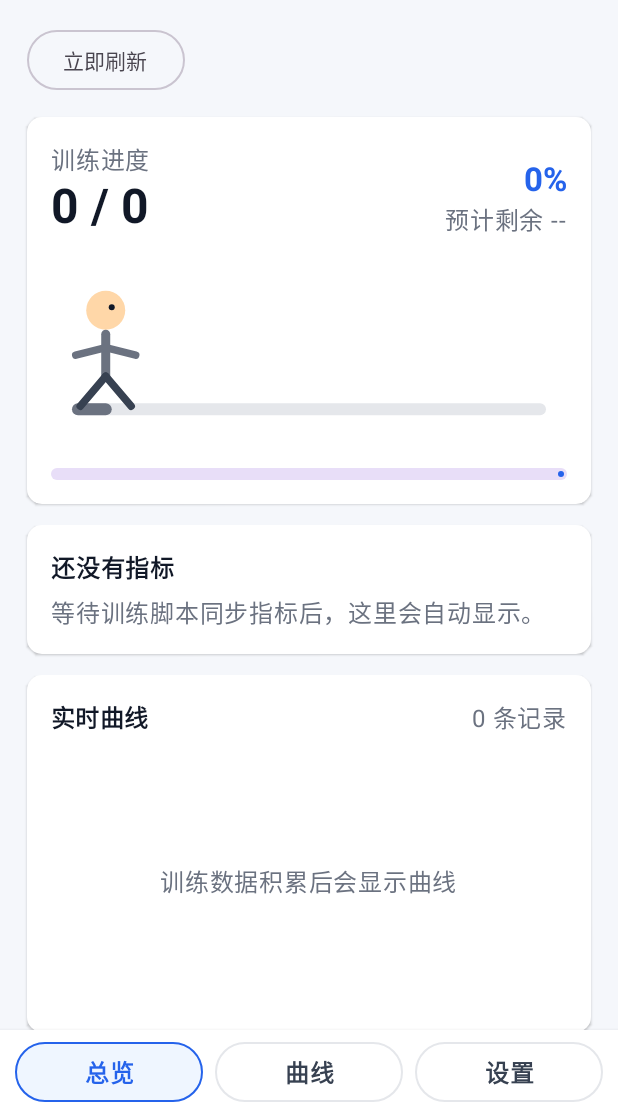
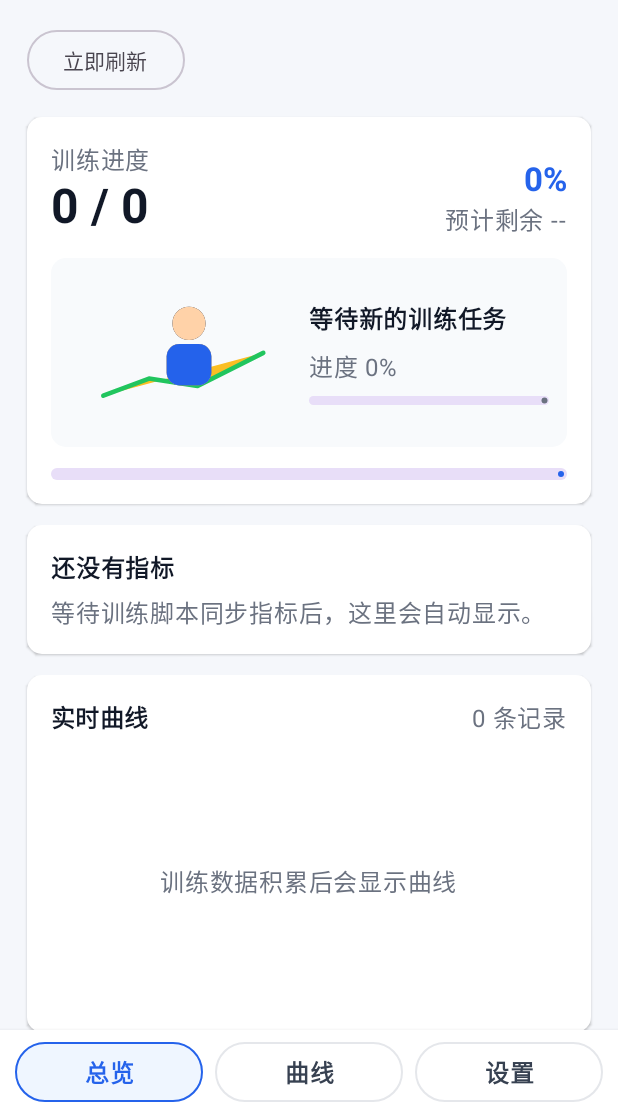
Before and after one commit to ZephYer8/training-monitor, an Android app built with Jetpack Compose: the screen it shows after launch (MainActivity), on a phone screen of 412 x 824 dp, the part 122-1236 px from its top. Run offline under Robolectric (Android 15) with nearby library versions, the phone set to English and light mode, and no system bars.

Commit message:
Improve Android visuals and app icon

```diff
--- a/android/app/build.gradle.kts
+++ b/android/app/build.gradle.kts
@@ -12,8 +12,8 @@ android {
         applicationId = "com.modeltest.monitor"
         minSdk = 26
         targetSdk = 35
-        versionCode = 3
-        versionName = "0.3.0"
+        versionCode = 4
+        versionName = "0.4.0"
     }
 
     buildFeatures {
@@ -36,6 +36,7 @@ dependencies {
     implementation("androidx.compose.material3:material3")
     implementation("androidx.compose.ui:ui")
     implementation("androidx.compose.ui:ui-tooling-preview")
+    implementation("com.airbnb.android:lottie-compose:6.7.1")
     implementation("com.squareup.okhttp3:okhttp:4.12.0")
     implementation("org.jetbrains.kotlinx:kotlinx-coroutines-android:1.9.0")
 
--- a/android/app/src/main/AndroidManifest.xml
+++ b/android/app/src/main/AndroidManifest.xml
@@ -4,7 +4,9 @@
     <uses-permission android:name="android.permission.INTERNET" />
 
     <application
+        android:icon="@mipmap/ic_launcher"
         android:label="@string/app_name"
+        android:roundIcon="@mipmap/ic_launcher_round"
         android:theme="@style/Theme.TrainingMonitor"
         android:usesCleartextTraffic="true">
         <activity
--- a/android/app/src/main/java/com/modeltest/monitor/MainActivity.kt
+++ b/android/app/src/main/java/com/modeltest/monitor/MainActivity.kt
@@ -60,6 +60,11 @@ import androidx.compose.ui.text.font.FontWeight
 import androidx.compose.ui.text.style.TextAlign
 import androidx.compose.ui.text.style.TextOverflow
 import androidx.compose.ui.unit.dp
+import com.airbnb.lottie.compose.LottieAnimation
+import com.airbnb.lottie.compose.LottieCompositionSpec
+import com.airbnb.lottie.compose.LottieConstants
+import com.airbnb.lottie.compose.animateLottieCompositionAsState
+import com.airbnb.lottie.compose.rememberLottieComposition
 import kotlinx.coroutines.Dispatchers
 import kotlinx.coroutines.delay
 import kotlinx.coroutines.launch
@@ -413,117 +418,64 @@ private fun ProgressHeroCard(status: TrainingStatus) {
 
 @Composable
 private fun TrainingBuddy(status: String, progress: Float, modifier: Modifier = Modifier) {
-    val transition = rememberInfiniteTransition(label = "buddy")
-    val motion by transition.animateFloat(
-        initialValue = -1f,
-        targetValue = 1f,
-        animationSpec = infiniteRepeatable(
-            animation = tween(durationMillis = 620),
-            repeatMode = RepeatMode.Reverse,
-        ),
-        label = "buddy-motion",
+    val composition by rememberLottieComposition(LottieCompositionSpec.RawRes(R.raw.training_buddy))
+    val animationProgress by animateLottieCompositionAsState(
+        composition = composition,
+        iterations = LottieConstants.IterateForever,
+        isPlaying = status == "training" || status == "idle",
     )
-    val mainColor = when (status) {
+    val accent = when (status) {
         "training" -> Color(0xFF2563EB)
         "finished" -> Color(0xFF16A34A)
         "error" -> Color(0xFFDC2626)
         else -> Color(0xFF6B7280)
     }
 
-    Canvas(modifier = modifier) {
-        val trackStart = 18.dp.toPx()
-        val trackEnd = size.width - 18.dp.toPx()
-        val groundY = size.height * 0.80f
-        val clampedProgress = progress.coerceIn(0f, 1f)
-        val x = trackStart + (trackEnd - trackStart) * clampedProgress.coerceAtLeast(0.06f)
-        val bounce = if (status == "training") abs(motion) * 8.dp.toPx() else 0f
-        val headY = groundY - 66.dp.toPx() - bounce
-        val bodyTop = Offset(x, headY + 16.dp.toPx())
-        val bodyBottom = Offset(x, headY + 44.dp.toPx())
-        val armSwing = if (status == "training") motion * 15.dp.toPx() else 0f
-        val legSwing = if (status == "training") motion * 18.dp.toPx() else 0f
-        val celebrate = status == "finished"
-
-        drawLine(
-            color = Color(0xFFE5E7EB),
-            start = Offset(trackStart, groundY),
-            end = Offset(trackEnd, groundY),
-            strokeWidth = 8.dp.toPx(),
-            cap = StrokeCap.Round,
-        )
-        drawLine(
-            color = mainColor,
-            start = Offset(trackStart, groundY),
-            end = Offset(x, groundY),
-            strokeWidth = 8.dp.toPx(),
-            cap = StrokeCap.Round,
-        )
-
-        drawCircle(
-            color = Color(0xFFFFD7A8),
-            radius = 13.dp.toPx(),
-            center = Offset(x, headY),
-        )
-        drawCircle(
-            color = Color(0xFF111827),
-            radius = 2.dp.toPx(),
-            center = Offset(x + 4.dp.toPx(), headY - 2.dp.toPx()),
-        )
-        drawLine(
-            color = mainColor,
-            start = bodyTop,
-            end = bodyBottom,
-            strokeWidth = 6.dp.toPx(),
-            cap = StrokeCap.Round,
-        )
-
-        val leftArmEnd = if (celebrate) {
-            Offset(x - 18.dp.toPx(), headY + 4.dp.toPx())
-        } else {
-            Offset(x - 20.dp.toPx(), headY + 30.dp.toPx() + armSwing)
-        }
-        val rightArmEnd = if (celebrate) {
-            Offset(x + 18.dp.toPx(), headY + 4.dp.toPx())
-        } else {
-            Offset(x + 20.dp.toPx(), headY + 30.dp.toPx() - armSwing)
-        }
-        drawLine(mainColor, Offset(x, headY + 25.dp.toPx()), leftArmEnd, 5.dp.toPx(), StrokeCap.Round)
-        drawLine(mainColor, Offset(x, headY + 25.dp.toPx()), rightArmEnd, 5.dp.toPx(), StrokeCap.Round)
-        drawLine(
-            color = Color(0xFF374151),
-            start = bodyBottom,
-            end = Offset(x - 17.dp.toPx(), groundY - 2.dp.toPx() + legSwing / 3),
-            strokeWidth = 5.dp.toPx(),
-            cap = StrokeCap.Round,
-        )
-        drawLine(
-            color = Color(0xFF374151),
-            start = bodyBottom,
-            end = Offset(x + 17.dp.toPx(), groundY - 2.dp.toPx() - legSwing / 3),
-            strokeWidth = 5.dp.toPx(),
-            cap = StrokeCap.Round,
-        )
-
-        if (celebrate) {
-            drawCircle(
-                color = Color(0xFFF59E0B),
-                radius = 7.dp.toPx(),
-                center = Offset(x, headY - 26.dp.toPx()),
+    ElevatedCard(
+        shape = RoundedCornerShape(10.dp),
+        colors = CardDefaults.elevatedCardColors(containerColor = Color(0xFFF8FAFC)),
+        elevation = CardDefaults.elevatedCardElevation(defaultElevation = 0.dp),
+        modifier = modifier,
+    ) {
+        Row(
+            modifier = Modifier
+                .fillMaxSize()
+                .padding(horizontal = 12.dp, vertical = 8.dp),
+            verticalAlignment = Alignment.CenterVertically,
+        ) {
+            LottieAnimation(
+                composition = composition,
+                progress = { animationProgress },
+                modifier = Modifier
+                    .weight(1f)
+                    .height(112.dp),
             )
-        }
-        if (status == "error") {
-            drawLine(
-                color = Color(0xFFDC2626),
-                start = Offset(x + 28.dp.toPx(), headY - 20.dp.toPx()),
-                end = Offset(x + 28.dp.toPx(), headY - 8.dp.toPx()),
-                strokeWidth = 4.dp.toPx(),
-                cap = StrokeCap.Round,
-            )
-            drawCircle(
-                color = Color(0xFFDC2626),
-                radius = 2.5.dp.toPx(),
-                center = Offset(x + 28.dp.toPx(), headY - 2.dp.toPx()),
-            )
+            Column(
+                modifier = Modifier.weight(1f),
+                verticalArrangement = Arrangement.spacedBy(8.dp),
+            ) {
+                Text(
+                    text = when (status) {
+                        "training" -> "训练小助手正在盯曲线"
+                        "finished" -> "训练完成，可以收工"
+                        "error" -> "连接异常，先检查服务"
+                        else -> "等待新的训练任务"
+                    },
+                    fontWeight = FontWeight.Bold,
+                    color = Color(0xFF111827),
+                )
+                Text(
+                    text = "进度 ${(progress.coerceIn(0f, 1f) * 100).toInt()}%",
+                    color = Color(0xFF6B7280),
+                )
+                LinearProgressIndicator(
+                    progress = { progress.coerceIn(0f, 1f) },
+                    color = accent,
+                    modifier = Modifier
+                        .fillMaxWidth()
+                        .height(6.dp),
+                )
+            }
         }
     }
 }
--- /dev/null
+++ b/android/app/src/main/res/drawable/ic_launcher_background.xml
@@ -0,0 +1,4 @@
+<?xml version="1.0" encoding="utf-8"?>
+<shape xmlns:android="http://schemas.android.com/apk/res/android" android:shape="rectangle">
+    <solid android:color="#0F172A" />
+</shape>
--- /dev/null
+++ b/android/app/src/main/res/mipmap-anydpi-v26/ic_launcher.xml
@@ -0,0 +1,5 @@
+<?xml version="1.0" encoding="utf-8"?>
+<adaptive-icon xmlns:android="http://schemas.android.com/apk/res/android">
+    <background android:drawable="@drawable/ic_launcher_background" />
+    <foreground android:drawable="@drawable/ic_launcher_foreground" />
+</adaptive-icon>
--- /dev/null
+++ b/android/app/src/main/res/mipmap-anydpi-v26/ic_launcher_round.xml
@@ -0,0 +1,5 @@
+<?xml version="1.0" encoding="utf-8"?>
+<adaptive-icon xmlns:android="http://schemas.android.com/apk/res/android">
+    <background android:drawable="@drawable/ic_launcher_background" />
+    <foreground android:drawable="@drawable/ic_launcher_foreground" />
+</adaptive-icon>
```
Also changed, not shown: android/app/src/main/res/drawable/ic_launcher_foreground.xml (added, +35 -0 lines), android/app/src/main/res/raw/training_buddy.json (added, +74 -0 lines).
